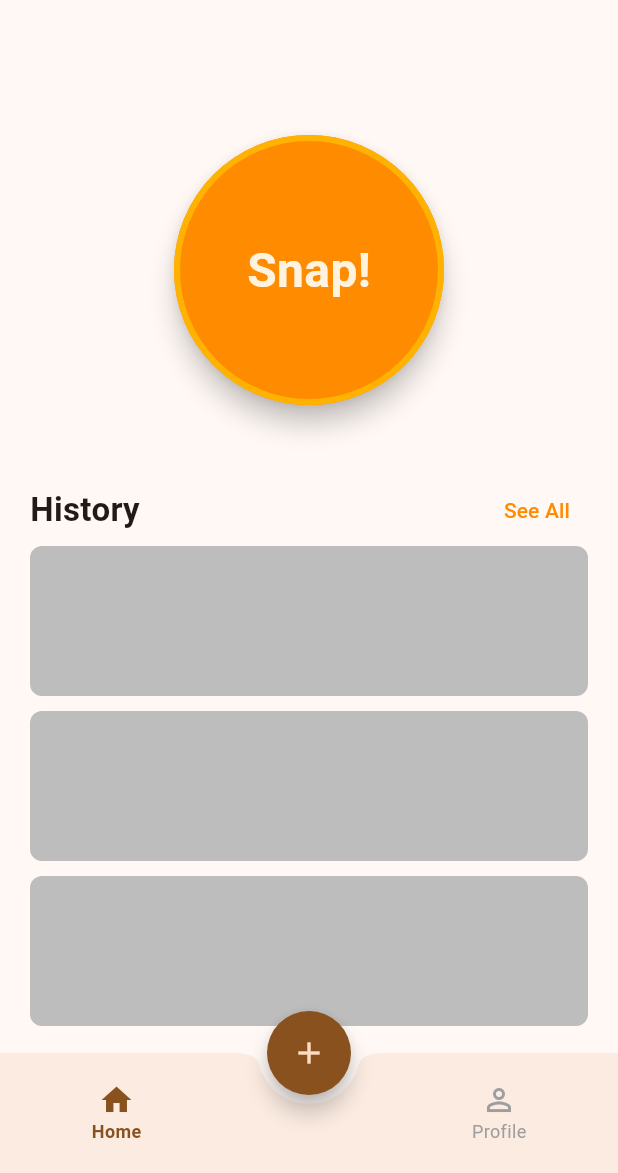
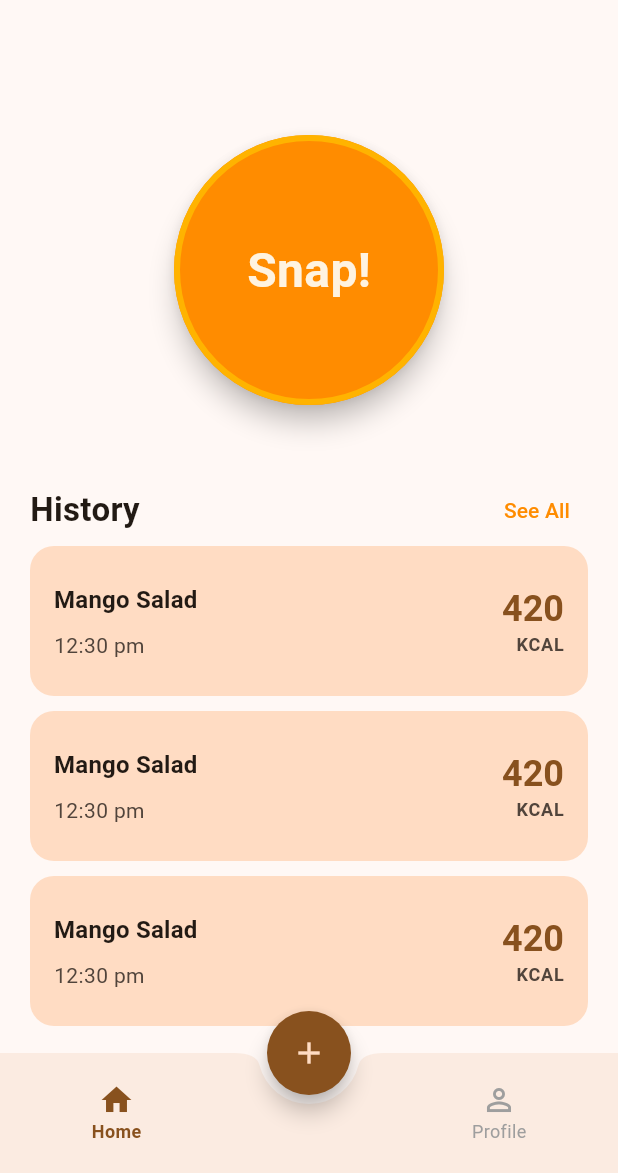
Before and after one commit to WilsonXY/kitahack_2026, a Flutter app: the screen it shows once a user with an empty profile is signed in, on a phone screen of 412 x 824 dp, the part 63-1236 px from its top. Run offline on Flutter 3.47's test engine with Material 3 defaults, Android fonts, the phone set to English and light mode, and no system bars; our stand-ins replace camera, cloud_firestore, firebase_auth, firebase_core, firebase_storage, flutter_dotenv and 4 more; missing offline and left inert: firebase_ui_auth; accounts and stored records are empty.

Commit message:
feat: add history_summary_item to show logged meals

```diff
--- a/lib/features/history/presentation/widgets/history_summary_item.dart
+++ b/lib/features/history/presentation/widgets/history_summary_item.dart
@@ -1,33 +1,83 @@
 import 'package:flutter/material.dart';
-import 'package:kitahack_2026/core/theme/mango_theme.dart';
+import 'package:kitahack_2026/core/theme/sizes.dart';
 
-
-// TODO: to be replaced?
 class HistorySummaryItem extends StatelessWidget {
   const HistorySummaryItem({super.key});
-
   @override
   Widget build(BuildContext context) {
+    final colorScheme = Theme.of(context).colorScheme;
+    final textTheme = Theme.of(context).textTheme;
+
     return Container(
       margin: const EdgeInsets.only(bottom: 10),
       child: Material(
-        color: Colors.transparent,
+        borderRadius: BorderRadius.circular(kDefaultRadius),
+        color: colorScheme.primaryContainer,
         child: Ink(
           height: 100,
           decoration: BoxDecoration(
-            color: kPlaceholderGrey,
-            borderRadius: BorderRadius.circular(8),
+            borderRadius: BorderRadius.circular(kDefaultRadius),
           ),
           child: InkWell(
-            borderRadius: BorderRadius.circular(8),
-            splashColor: Colors.white.withValues(alpha: .3),
+            borderRadius: BorderRadius.circular(kDefaultRadius),
             onTap: () {
               Future.delayed(const Duration(milliseconds: 80), () {
                 if (!context.mounted) return;
                 Navigator.pushNamed(context, '/result');
               });
             },
-            child: const Center(),
+            child: Padding(
+              padding: const EdgeInsets.all(kDefaultPadding),
+              child: Row(
+                mainAxisAlignment: MainAxisAlignment.spaceBetween,
+                children: [
+                  Expanded(
+                    child: Column(
+                      crossAxisAlignment: CrossAxisAlignment.start,
+                      mainAxisAlignment: MainAxisAlignment.center,
+                      children: [
+                        Text(
+                          'Mango Salad',
+                          style: textTheme.titleMedium?.copyWith(
+                            fontWeight: FontWeight.bold,
+                            color: colorScheme.onSurface,
+                          ),
+                          maxLines: 1,
+                          overflow: TextOverflow.ellipsis,
+                        ),
+                        kGap8,
+                        Text(
+                          '12:30 pm',
+                          style: textTheme.bodyMedium?.copyWith(
+                            color: colorScheme.onSurfaceVariant,
+                          ),
+                        ),
+                      ],
+                    ),
+                  ),
+                  Column(
+                    mainAxisAlignment: MainAxisAlignment.center,
+                    crossAxisAlignment: CrossAxisAlignment.end,
+                    children: [
+                      Text(
+                        "420",
+                        style: textTheme.headlineSmall?.copyWith(
+                          fontWeight: FontWeight.bold,
+                          color: colorScheme.primary,
+                        ),
+                      ),
+                      Text(
+                        "KCAL",
+                        style: textTheme.labelMedium?.copyWith(
+                          fontWeight: FontWeight.bold,
+                          color: colorScheme.onSurfaceVariant,
+                        ),
+                      ),
+                    ],
+                  ),
+                ],
+              ),
+            ),
           ),
         ),
       ),
```
